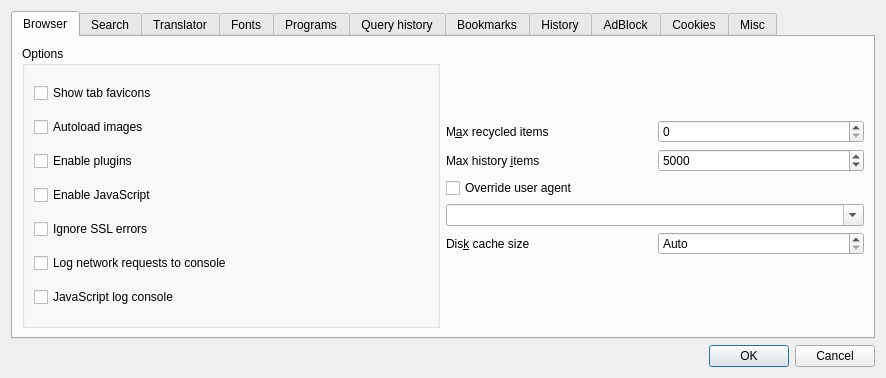
Qt form settingsdlg.ui (kernel1024/jpreader) before a commit.
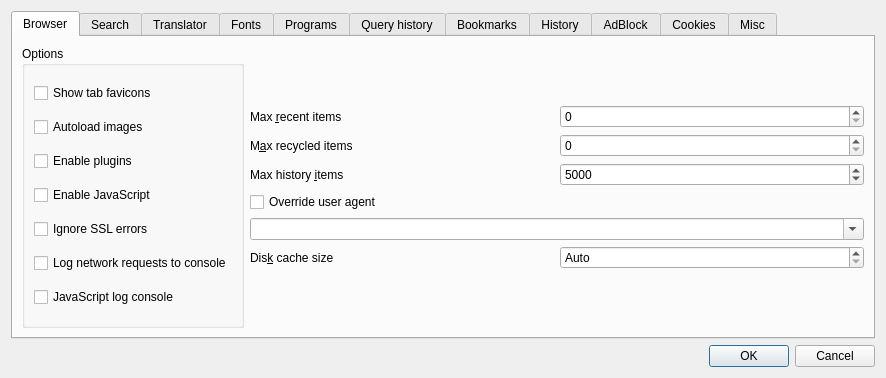
The same form after that commit.

```diff
--- a/settingsdlg.ui
+++ b/settingsdlg.ui
@@ -26,7 +26,7 @@
       <attribute name="title">
        <string>Browser</string>
       </attribute>
-      <layout class="QHBoxLayout" name="horizontalLayout_19">
+      <layout class="QHBoxLayout" name="horizontalLayout_32">
        <item>
         <widget class="QGroupBox" name="groupBox_2">
          <property name="title">
@@ -95,11 +95,28 @@
            <property name="sizeHint" stdset="0">
             <size>
              <width>20</width>
-             <height>40</height>
+             <height>17</height>
             </size>
            </property>
           </spacer>
          </item>
+         <item>
+          <layout class="QHBoxLayout" name="horizontalLayout_19">
+           <item>
+            <widget class="QLabel" name="label_32">
+             <property name="text">
+              <string>Max &amp;recent items</string>
+             </property>
+             <property name="buddy">
+              <cstring>spinMaxRecent</cstring>
+             </property>
+            </widget>
+           </item>
+           <item>
+            <widget class="QSpinBox" name="spinMaxRecent"/>
+           </item>
+          </layout>
+         </item>
          <item>
           <layout class="QHBoxLayout" name="horizontalLayout_12">
            <item>
@@ -152,6 +169,12 @@
            </item>
            <item>
             <widget class="QComboBox" name="editUserAgent">
+             <property name="sizePolicy">
+              <sizepolicy hsizetype="Expanding" vsizetype="Fixed">
+               <horstretch>0</horstretch>
+               <verstretch>0</verstretch>
+              </sizepolicy>
+             </property>
              <property name="editable">
               <bool>true</bool>
              </property>
```
Left out of the diff: 1 changed line with no effect on the pictures.
